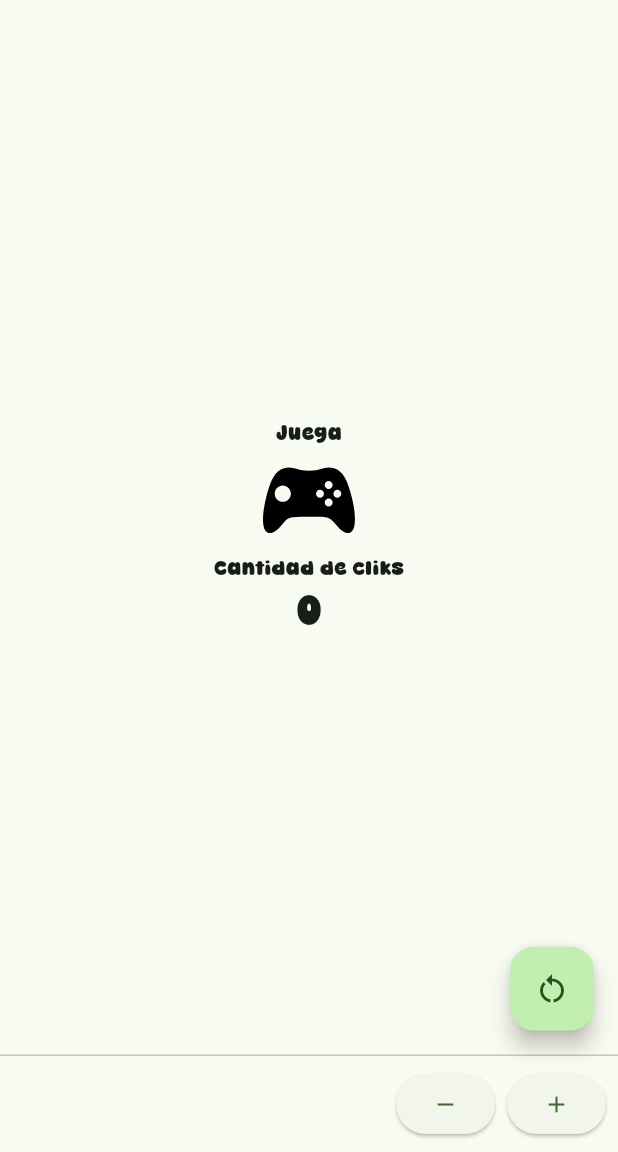
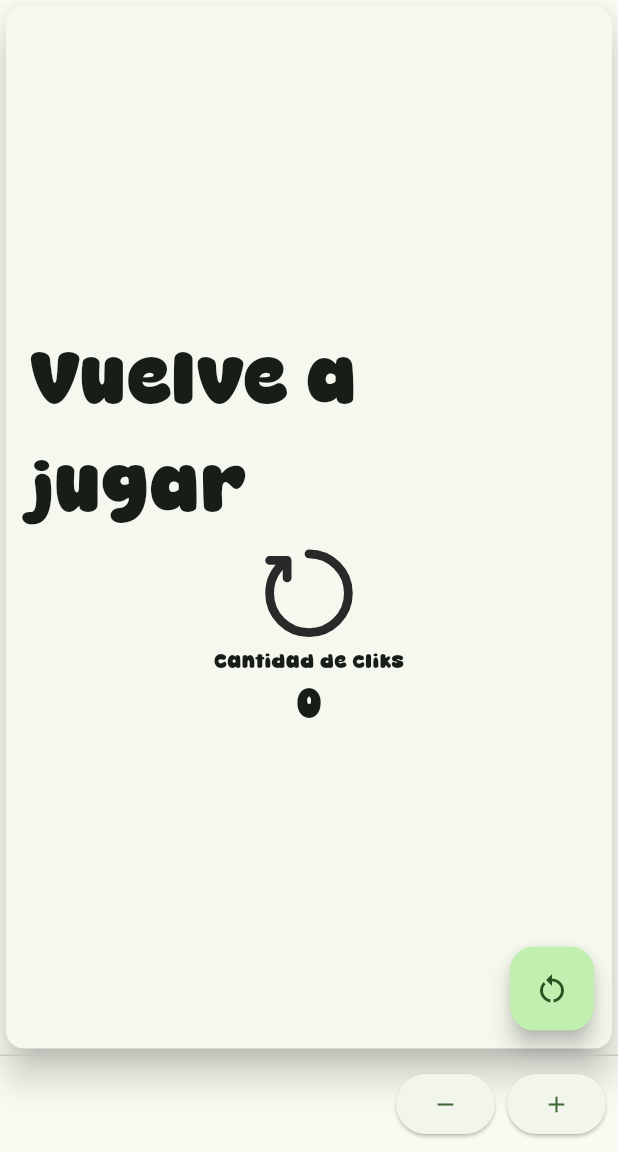
Before and after one commit to GermanAliaga/3479A321_2019479016, a Flutter app: the screen it shows after launch, after a tap on the "restart alt" icon, on a phone screen of 412 x 824 dp, the part 84-1236 px from its top. Run offline on Flutter 3.47's test engine with Material 3 defaults, Android fonts, the phone set to English and light mode, and no system bars; drawn by our look-alikes of auto_size_text; our stand-ins replace flutter_svg, logger.

Commit message:
cambio de iconos

```diff
--- a/lib/pages/myhomepage.dart
+++ b/lib/pages/myhomepage.dart
@@ -1,5 +1,6 @@
 import 'package:flutter/material.dart';
 import 'package:flutter_svg/flutter_svg.dart';
+import 'package:auto_size_text/auto_size_text.dart';
 
 class MyHomePage extends StatefulWidget {
   const MyHomePage({super.key, required this.title});
@@ -12,6 +13,7 @@ class MyHomePage extends StatefulWidget {
 
 class _MyHomePageState extends State<MyHomePage> {
   int _counter = 0;
+  String svg = "assets/icons/controller_game_icon.svg";
   String message1 = 'Juega';
   String message2 = 'Cantidad de cliks';
 
@@ -30,12 +32,24 @@ class _MyHomePageState extends State<MyHomePage> {
   void _restartCounter() {
     setState(() {
       _counter = 0;
+      message1 = 'Vuelve a jugar';
+      svg = "assets/icons/restart_icon.svg";
     });
+  }
+
+  void _messageChange() {
+    if (_counter < 0) {
+      message1 = 'Derrota';
+      svg = "assets/icons/game_over_icon.svg";
+    } else if (_counter > 10) {
+      message1 = 'Victoria';
+      svg = "assets/icons/victory_icon.svg";
+    }
   }
 
   @override
   Widget build(BuildContext context) {
-    String svg = "assets/icons/211668_controller_b_game_icon.svg";
+    _messageChange();
 
     return Scaffold(
         appBar: AppBar(
@@ -43,17 +57,22 @@ class _MyHomePageState extends State<MyHomePage> {
           title: Text(widget.title),
         ),
         body: Center(
+            child: Card(
+          elevation: 10,
+          color: const Color.fromARGB(255, 244, 248, 238),
           child: Padding(
-            padding: const EdgeInsets.all(10.0),
+            padding: const EdgeInsets.all(16.0),
             child: Column(
               mainAxisAlignment: MainAxisAlignment.center,
               children: <Widget>[
-                Text(
+                AutoSizeText(
                   message1,
+                  style: const TextStyle(fontSize: 50),
+                  maxLines: 2,
                 ),
                 SvgPicture.asset(
                   svg,
-                  semanticsLabel: 'Joystick logo',
+                  semanticsLabel: 'Game logo',
                   width: 70,
                 ),
                 Text(
@@ -66,7 +85,7 @@ class _MyHomePageState extends State<MyHomePage> {
               ],
             ),
           ),
-        ),
+        )),
         floatingActionButton: FloatingActionButton(
           onPressed: _restartCounter,
           tooltip: 'Increment',
```
Also changed, not shown: pubspec.yaml (+5 -4 lines), assets/icons/controller_game_icon.svg (renamed from assets/icons/211668_controller_b_game_icon.svg), assets/icons/game_over_icon.svg (renamed from assets/icons/7511711_game_over_sign_video_icon.svg), assets/icons/restart_icon.svg (renamed from assets/icons/9666700_restart_icon.svg), assets/icons/victory_icon.svg (renamed from assets/icons/6843054_achievement_challenge_competition_success_victory_icon.svg), pubspec.lock.
